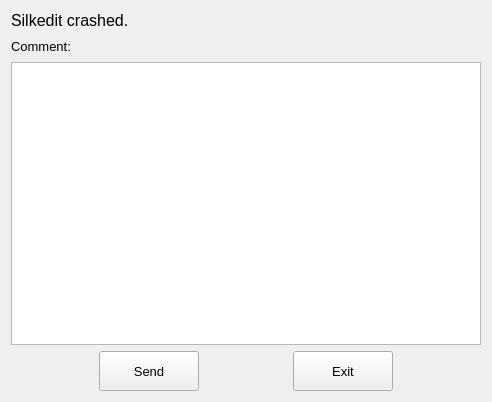
Qt form crashreporter/src/mainwindow.ui (silkedit/silkedit) before a commit.
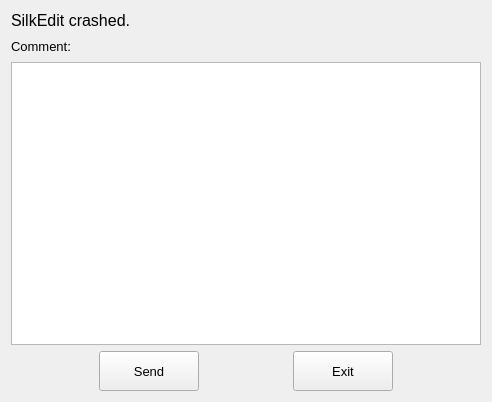
The same form after that commit.

Commit message: crashReportServer : text change 'Silkedit' -> 'SilkEdit' a json message at result tranlate natural message send process finished then crashrepoter quit.

```diff
--- a/crashreporter/src/mainwindow.ui
+++ b/crashreporter/src/mainwindow.ui
@@ -54,7 +54,7 @@
          </font>
         </property>
         <property name="text">
-         <string>Silkedit crashed.</string>
+         <string>SilkEdit crashed.</string>
         </property>
        </widget>
       </item>
```
The commit also changes 3 other files.
